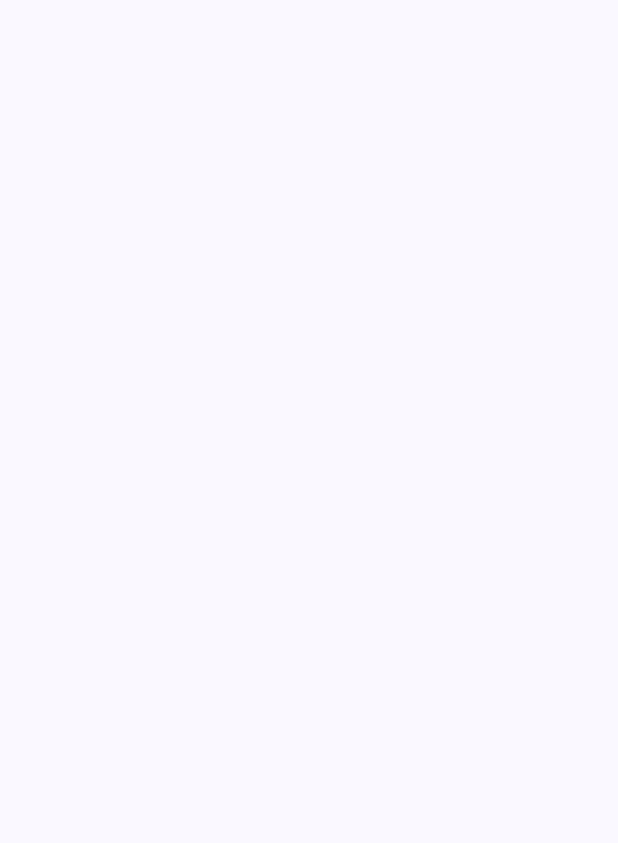
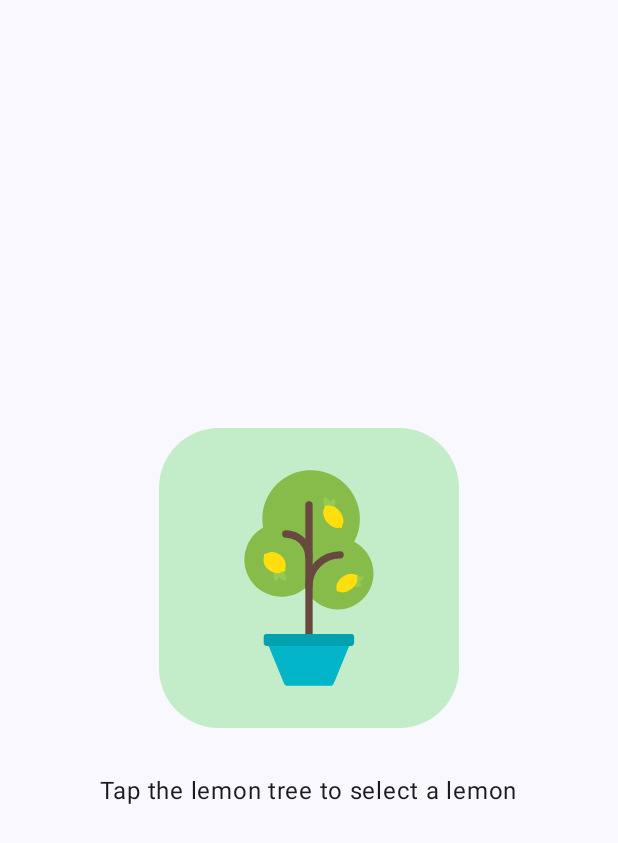
Before and after one commit to devhsb/Kotlin_Android-Development, an Android app built with Jetpack Compose: the screen it shows after launch (MainActivity), on a phone screen of 412 x 824 dp. Before the commit the part shown is empty. Shown: the top 843 px of the screen. Run offline under Robolectric (Android 15) with nearby library versions, the phone set to English and light mode, and no system bars.

Commit message:
lemonade finished

```diff
--- a/03 - Lemonade App/app/src/main/java/com/hasib/lemonade/MainActivity.kt
+++ b/03 - Lemonade App/app/src/main/java/com/hasib/lemonade/MainActivity.kt
@@ -1,28 +1,32 @@
 package com.hasib.lemonade
 
 import android.os.Bundle
+import android.util.Log
 import androidx.activity.ComponentActivity
 import androidx.activity.compose.setContent
 import androidx.compose.foundation.Image
 import androidx.compose.foundation.background
+import androidx.compose.foundation.clickable
 import androidx.compose.foundation.layout.Column
 import androidx.compose.foundation.layout.Spacer
 import androidx.compose.foundation.layout.fillMaxSize
 import androidx.compose.foundation.layout.padding
 import androidx.compose.foundation.layout.size
 import androidx.compose.foundation.layout.wrapContentSize
-import androidx.compose.foundation.shape.CircleShape
 import androidx.compose.foundation.shape.RoundedCornerShape
 import androidx.compose.material3.MaterialTheme
 import androidx.compose.material3.Surface
 import androidx.compose.material3.Text
 import androidx.compose.runtime.Composable
+import androidx.compose.runtime.getValue
+import androidx.compose.runtime.mutableStateOf
+import androidx.compose.runtime.remember
+import androidx.compose.runtime.setValue
 import androidx.compose.ui.Alignment
 import androidx.compose.ui.Modifier
 import androidx.compose.ui.graphics.Color
-import androidx.compose.ui.graphics.Shape
-import androidx.compose.ui.res.colorResource
 import androidx.compose.ui.res.painterResource
+import androidx.compose.ui.res.stringResource
 import androidx.compose.ui.tooling.preview.Preview
 import androidx.compose.ui.unit.dp
 import com.hasib.lemonade.ui.theme.LemonadeTheme
@@ -34,7 +38,7 @@ class MainActivity : ComponentActivity() {
             LemonadeTheme {
                 // A surface container using the 'background' color from the theme
                 Surface(modifier = Modifier.fillMaxSize(), color = MaterialTheme.colorScheme.background) {
-
+                    LemonadeApp()
                 }
             }
         }
@@ -55,12 +59,28 @@ fun LemonadeApp() {
 fun LemonadeProcess(
     modifier: Modifier = Modifier
 ) {
+    var id by remember {
+        mutableStateOf(1)
+    }
+    var multiTap by remember {
+        mutableStateOf(0)
+    }
+
+    var text by remember {
+        mutableStateOf(R.string.lemon_tree_text)
+    }
+    val imageid = when(id) {
+        1 -> R.drawable.lemon_tree
+        2 -> R.drawable.lemon_squeeze
+        3 -> R.drawable.lemon_drink
+        else -> R.drawable.lemon_restart
+    }
     Column(
         modifier = modifier,
         horizontalAlignment = Alignment.CenterHorizontally
     ){
         Image(
-            painter = painterResource(id = R.drawable.lemon_tree),
+            painter = painterResource(imageid),
             contentDescription = "Lemon tree",
             modifier = Modifier
                 .size(200.dp)
@@ -69,11 +89,39 @@ fun LemonadeProcess(
                     shape = RoundedCornerShape(40.dp)
                 )
                 .padding(20.dp)
+
+//                Click listener
+                .clickable {
+                    when (id) {
+                        1 -> {
+                            id++
+                            multiTap = (2..4).random()
+                            text = R.string.lemon_tapping_text
+                        }
+
+                        2 -> {
+                            multiTap--
+                            if (multiTap == 0) {
+                                id++
+                                text = R.string.drink_lemon_text
+                            }
+                        }
+
+                        3 -> {
+                            id++
+                            text = R.string.lemon_restard_text
+                        }
+
+                        else -> {
+                            id = 1
+                            text = R.string.lemon_tree_text
+                        }
+                    }
+                }
         )
         Spacer(modifier = Modifier.size(30.dp))
         Text(
-            text = "Tap the lemon tree to select a lemon"
+            text = stringResource(text)
         )
     }
-
 }
--- a/03 - Lemonade App/app/src/main/res/values/strings.xml
+++ b/03 - Lemonade App/app/src/main/res/values/strings.xml
@@ -1,3 +1,7 @@
 <resources>
     <string name="app_name">Lemonade</string>
+    <string name="lemon_tree_text">Tap the lemon tree to select a lemon</string>
+    <string name="lemon_tapping_text">Keep tapping lemon to squeeze it</string>
+    <string name="drink_lemon_text">Tap the lemonade to drink it</string>
+    <string name="lemon_restard_text">Tap the empty glass to start again</string>
 </resources>
```
